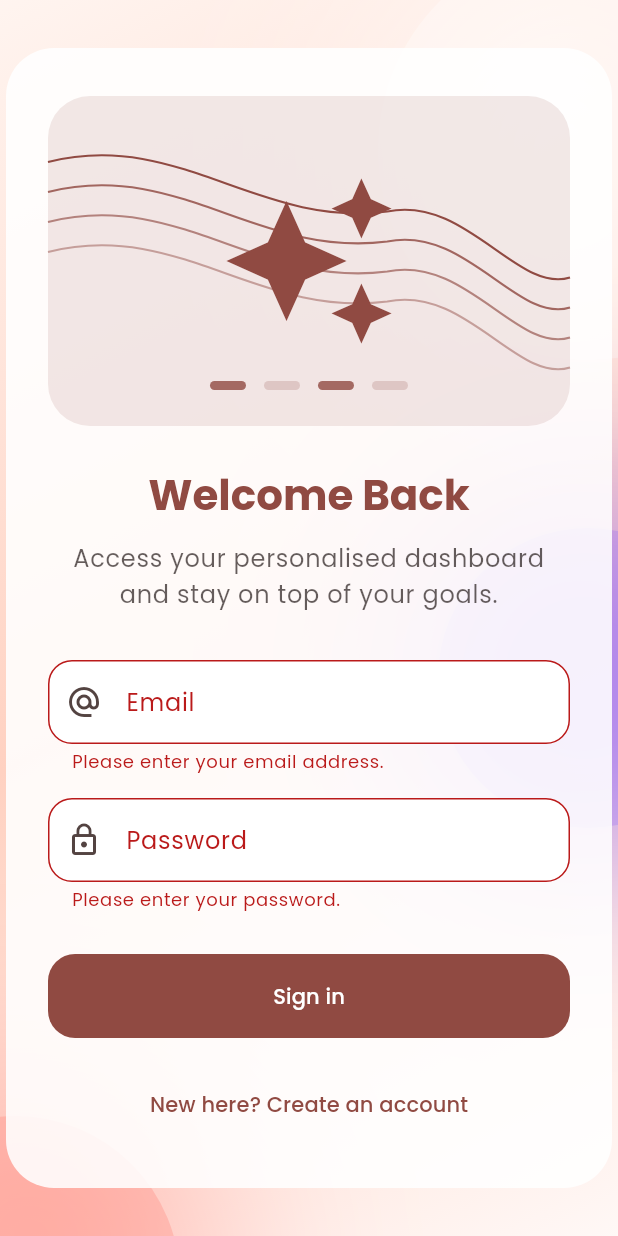
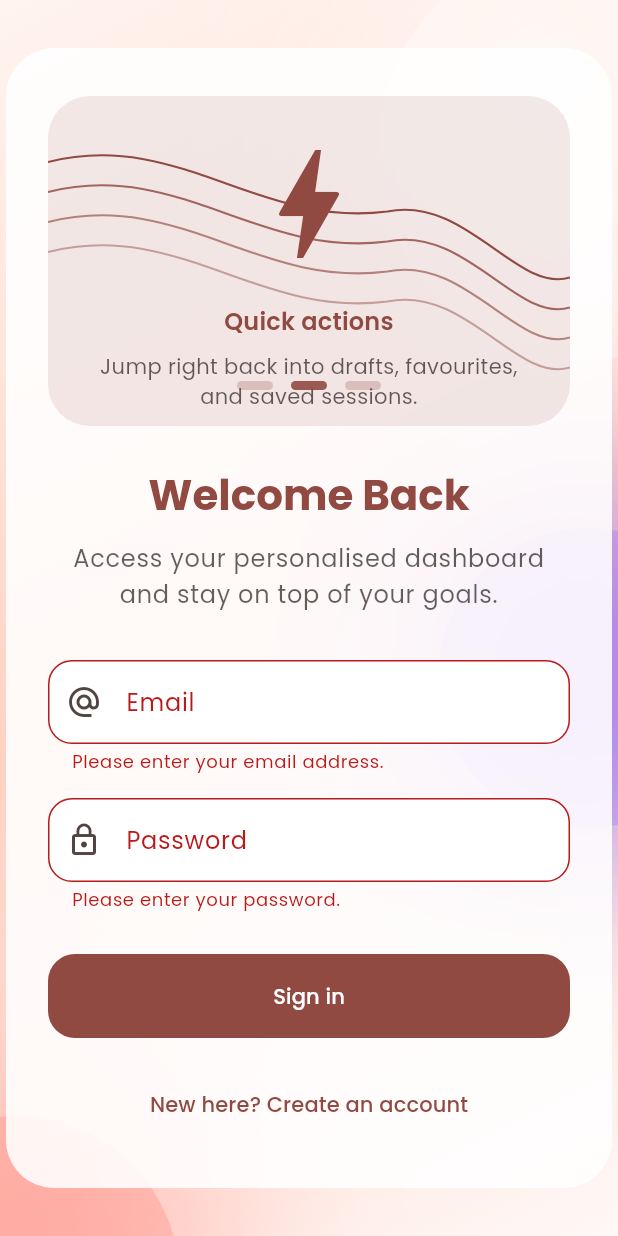
Before and after one commit to dinovaslate/plutter, a Flutter app: the screen it shows after launch, after a tap on "Sign in", on a phone screen of 412 x 824 dp. Run offline on Flutter 3.47's test engine with Material 3 defaults, Android fonts, the light colour scheme and no system bars; our stand-ins replace google_fonts.

Commit message:
Add login hero slideshow and fix API base URL

```diff
--- a/codex/lib/main.dart
+++ b/codex/lib/main.dart
@@ -1,6 +1,8 @@
+import 'dart:async';
 import 'dart:convert';
 import 'dart:ui';
 
+import 'package:flutter/foundation.dart';
 import 'package:flutter/material.dart';
 import 'package:google_fonts/google_fonts.dart';
 import 'package:http/http.dart' as http;
@@ -340,7 +342,7 @@ class _GlowingOrb extends StatelessWidget {
   }
 }
 
-class _IllustrationPanel extends StatelessWidget {
+class _IllustrationPanel extends StatefulWidget {
   const _IllustrationPanel({
     super.key,
     required this.isLogin,
@@ -351,40 +353,193 @@ class _IllustrationPanel extends StatelessWidget {
   final bool compact;
 
   @override
+  State<_IllustrationPanel> createState() => _IllustrationPanelState();
+}
+
+class _HeroSlideData {
+  const _HeroSlideData({
+    required this.icon,
+    required this.title,
+    required this.caption,
+  });
+
+  final IconData icon;
+  final String title;
+  final String caption;
+}
+
+const List<_HeroSlideData> _loginSlides = [
+  _HeroSlideData(
+    icon: Icons.auto_graph_outlined,
+    title: 'Track your progress',
+    caption: 'Review insights from your recent activity at a glance.',
+  ),
+  _HeroSlideData(
+    icon: Icons.bolt_outlined,
+    title: 'Quick actions',
+    caption: 'Jump right back into drafts, favourites, and saved sessions.',
+  ),
+  _HeroSlideData(
+    icon: Icons.chat_bubble_outline,
+    title: 'Real-time support',
+    caption: 'Get assistance instantly with in-app messaging and tips.',
+  ),
+];
+
+const List<_HeroSlideData> _registerSlides = [
+  _HeroSlideData(
+    icon: Icons.rocket_launch_outlined,
+    title: 'Launch your journey',
+    caption: 'Create an account to unlock personalised recommendations.',
+  ),
+  _HeroSlideData(
+    icon: Icons.group_outlined,
+    title: 'Join the community',
+    caption: 'Collaborate with peers and share progress with your team.',
+  ),
+  _HeroSlideData(
+    icon: Icons.lock_reset_outlined,
+    title: 'Stay secure',
+    caption: 'Your data is protected with multi-layer authentication.',
+  ),
+];
+
+class _IllustrationPanelState extends State<_IllustrationPanel> {
+  late final PageController _pageController = PageController();
+  Timer? _timer;
+  int _currentIndex = 0;
+
+  List<_HeroSlideData> get _slides => widget.isLogin ? _loginSlides : _registerSlides;
+
+  @override
+  void initState() {
+    super.initState();
+    _restartTimer();
+  }
+
+  @override
+  void didUpdateWidget(covariant _IllustrationPanel oldWidget) {
+    super.didUpdateWidget(oldWidget);
+    if (oldWidget.isLogin != widget.isLogin) {
+      if (_pageController.hasClients) {
+        _pageController.jumpToPage(0);
+      } else {
+        WidgetsBinding.instance.addPostFrameCallback((_) {
+          if (mounted && _pageController.hasClients) {
+            _pageController.jumpToPage(0);
+          }
+        });
+      }
+      _restartTimer();
+      setState(() {
+        _currentIndex = 0;
+      });
+    }
+  }
+
+  @override
+  void dispose() {
+    _timer?.cancel();
+    _pageController.dispose();
+    super.dispose();
+  }
+
+  void _restartTimer() {
+    _timer?.cancel();
+    if (_slides.length < 2) {
+      return;
+    }
+    _timer = Timer.periodic(const Duration(seconds: 5), (_) {
+      if (!mounted || !_pageController.hasClients) {
+        return;
+      }
+      final nextIndex = (_currentIndex + 1) % _slides.length;
+      _pageController.animateToPage(
+        nextIndex,
+        duration: const Duration(milliseconds: 600),
+        curve: Curves.easeInOut,
+      );
+    });
+  }
+
+  @override
   Widget build(BuildContext context) {
     final theme = Theme.of(context);
     final palette = theme.colorScheme;
-    final heroColor = isLogin ? palette.primary : palette.tertiary;
-    final title = isLogin ? 'Welcome Back' : 'Create Account';
-    final subtitle = isLogin
+    final heroColor = widget.isLogin ? palette.primary : palette.tertiary;
+    final title = widget.isLogin ? 'Welcome Back' : 'Create Account';
+    final subtitle = widget.isLogin
         ? 'Access your personalised dashboard and stay on top of your goals.'
         : 'Join the community to save favourites, sync across devices, and more.';
 
     return Column(
       mainAxisSize: MainAxisSize.min,
       crossAxisAlignment:
-          compact ? CrossAxisAlignment.center : CrossAxisAlignment.start,
+          widget.compact ? CrossAxisAlignment.center : CrossAxisAlignment.start,
       children: [
         AnimatedContainer(
           duration: const Duration(milliseconds: 600),
           curve: Curves.easeOutQuad,
-          height: compact ? 220 : 280,
+          height: widget.compact ? 220 : 280,
           decoration: BoxDecoration(
             color: heroColor.withOpacity(0.12),
             borderRadius: BorderRadius.circular(28),
           ),
+          clipBehavior: Clip.antiAlias,
           child: CustomPaint(
             painter: _TopoPainter(color: heroColor.withOpacity(0.25)),
             child: Stack(
               fit: StackFit.expand,
               children: [
-                Align(
-                  alignment: Alignment.center,
-                  child: Icon(
-                    isLogin ? Icons.auto_awesome : Icons.rocket_launch_outlined,
-                    color: heroColor,
-                    size: compact ? 120 : 160,
-                  ),
+                PageView.builder(
+                  controller: _pageController,
+                  physics: const BouncingScrollPhysics(),
+                  onPageChanged: (index) {
+                    if (!mounted) {
+                      return;
+                    }
+                    setState(() {
+                      _currentIndex = index;
+                    });
+                    _restartTimer();
+                  },
+                  itemCount: _slides.length,
+                  itemBuilder: (context, index) {
+                    final slide = _slides[index];
+                    return Padding(
+                      padding: EdgeInsets.symmetric(
+                        horizontal: widget.compact ? 24 : 32,
+                        vertical: widget.compact ? 24 : 32,
+                      ),
+                      child: Column(
+                        mainAxisAlignment: MainAxisAlignment.center,
+                        children: [
+                          Icon(
+                            slide.icon,
+                            color: heroColor,
+                            size: widget.compact ? 96 : 140,
+                          ),
+                          SizedBox(height: widget.compact ? 18 : 24),
+                          Text(
+                            slide.title,
+                            textAlign: TextAlign.center,
+                            style: theme.textTheme.titleMedium?.copyWith(
+                              color: palette.primary,
+                              fontWeight: FontWeight.w600,
+                            ),
+                          ),
+                          const SizedBox(height: 8),
+                          Text(
+                            slide.caption,
+                            textAlign: TextAlign.center,
+                            style: theme.textTheme.bodyMedium?.copyWith(
+                              color: palette.onSurface.withOpacity(0.7),
+                            ),
+                          ),
+                        ],
+                      ),
+                    );
+                  },
                 ),
                 Positioned(
                   left: 0,
@@ -393,15 +548,15 @@ class _IllustrationPanel extends StatelessWidget {
                   child: Row(
                     mainAxisAlignment: MainAxisAlignment.center,
                     children: List.generate(
-                      4,
+                      _slides.length,
                       (index) => AnimatedContainer(
                         duration: const Duration(milliseconds: 500),
                         margin: const EdgeInsets.symmetric(horizontal: 6),
                         height: 6,
-                        width: compact ? 24 : 32,
+                        width: widget.compact ? 24 : 32,
                         decoration: BoxDecoration(
                           color: heroColor.withOpacity(
-                            isLogin == (index.isEven) ? 0.8 : 0.2,
+                            index == _currentIndex ? 0.9 : 0.25,
                           ),
                           borderRadius: BorderRadius.circular(4),
                         ),
@@ -420,7 +575,7 @@ class _IllustrationPanel extends StatelessWidget {
             color: palette.primary,
             fontWeight: FontWeight.w700,
           ),
-          textAlign: compact ? TextAlign.center : TextAlign.start,
+          textAlign: widget.compact ? TextAlign.center : TextAlign.start,
         ),
         const SizedBox(height: 12),
         Text(
@@ -428,7 +583,7 @@ class _IllustrationPanel extends StatelessWidget {
           style: theme.textTheme.bodyLarge?.copyWith(
             color: palette.onSurface.withOpacity(0.7),
           ),
-          textAlign: compact ? TextAlign.center : TextAlign.start,
+          textAlign: widget.compact ? TextAlign.center : TextAlign.start,
         ),
       ],
     );
@@ -646,8 +801,29 @@ class _TopoPainter extends CustomPainter {
   bool shouldRepaint(covariant _TopoPainter oldDelegate) => oldDelegate.color != color;
 }
 
+class ApiConfig {
+  const ApiConfig._();
+
+  static String get authBaseUrl {
+    if (kIsWeb) {
+      return 'http://localhost:8000/api/auth';
+    }
+
+    switch (defaultTargetPlatform) {
+      case TargetPlatform.android:
+        return 'http://10.0.2.2:8000/api/auth';
+      case TargetPlatform.iOS:
+      case TargetPlatform.macOS:
+      case TargetPlatform.windows:
+      case TargetPlatform.linux:
+      case TargetPlatform.fuchsia:
+        return 'http://localhost:8000/api/auth';
+    }
+  }
+}
+
 class AuthService {
-  static const String baseUrl = 'http://localhost:8000/api/auth';
+  static String get baseUrl => ApiConfig.authBaseUrl;
 
   static Map<String, String> _headers() => {
         'Content-Type': 'application/json',
```
